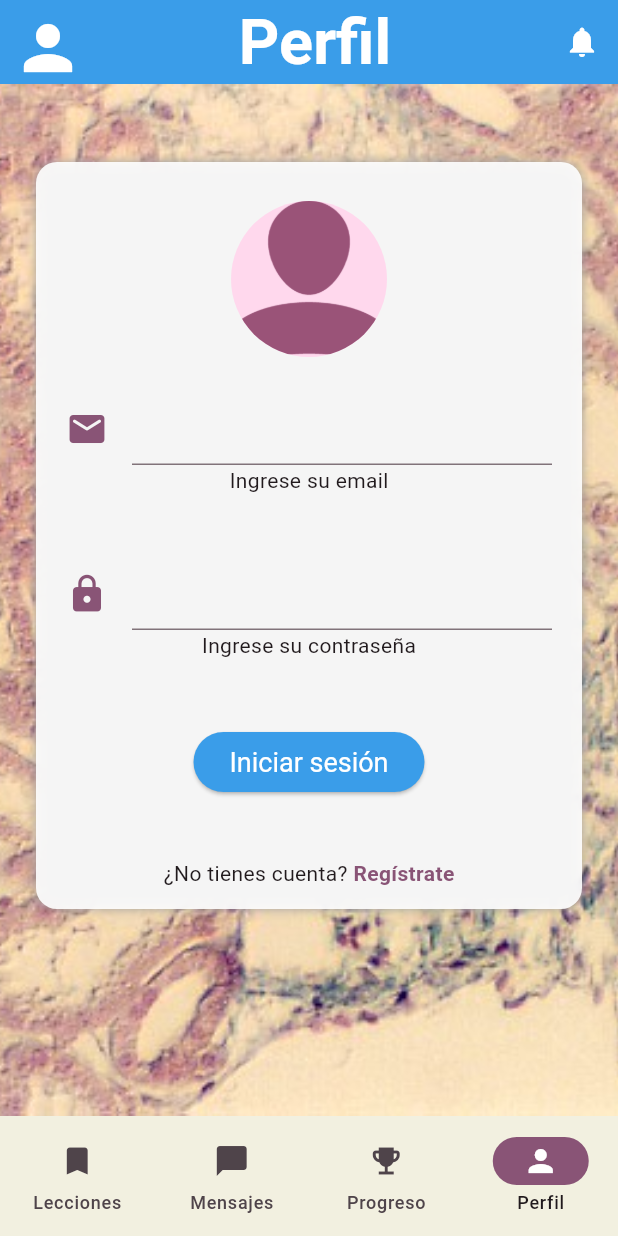
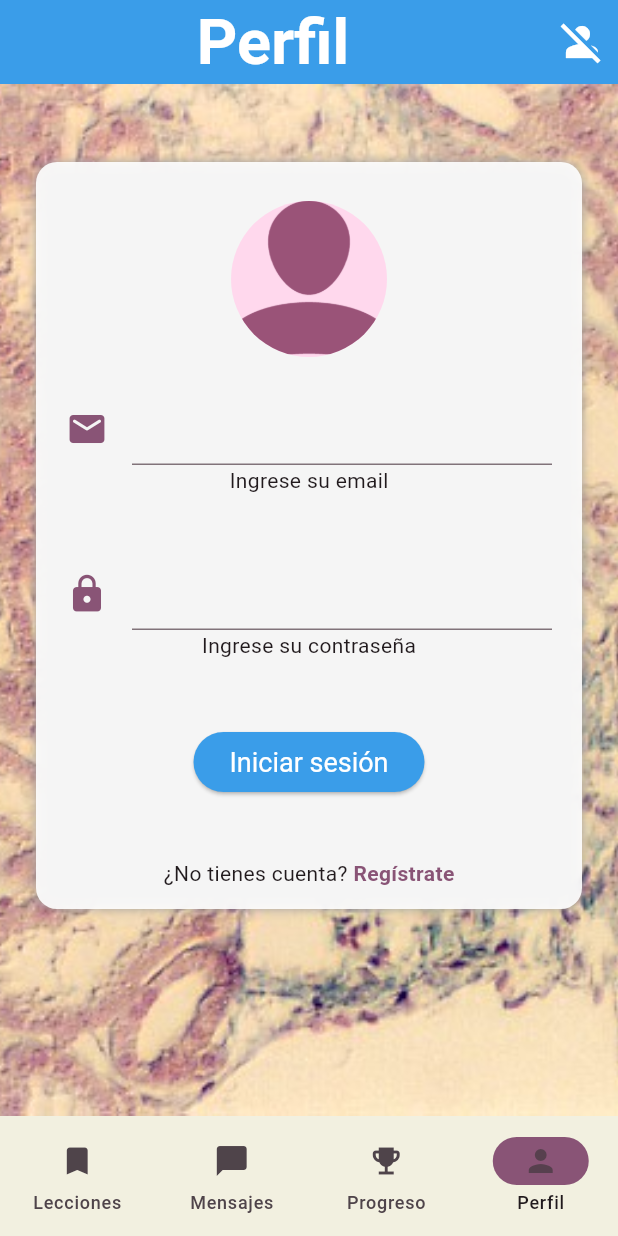
Before and after one commit to rolandomontero/histology, a Flutter app: the LoginScreen screen opened directly, on a phone screen of 412 x 824 dp. Run offline on Flutter 3.47's test engine with Material 3 defaults, Android fonts, the phone set to English and light mode, and no system bars; our stand-ins replace flutter_masked_text2, google_fonts, image_picker, webview_flutter; Roboto replaces fonts that are missing (Acme).

Commit message:
Navegación actualizada

```diff
--- a/lib/login_sign/screen/loginscreen.dart
+++ b/lib/login_sign/screen/loginscreen.dart
@@ -20,27 +20,21 @@ class _LoginScreenState extends State<LoginScreen> {
   final TextEditingController emailController = TextEditingController();
   final TextEditingController passwordController = TextEditingController();
   bool isLoading = false;
+  final bool registrado = false;
 
   @override
   void dispose() {
     super.dispose();
     emailController.dispose();
     passwordController.dispose();
+
   }
 
   @override
   Widget build(BuildContext context) {
     return Scaffold(
       appBar: AppBar(
-        leading: IconButton(
-          icon: const Icon(
-            Icons.person,
-            color: Colors.white,
-            size: 48.0,
-          ),
-          alignment: Alignment.topLeft,
-          onPressed: () {},
-        ),
+        automaticallyImplyLeading: false,
         backgroundColor: const Color(0xFF3A9DE9),
         title: Center(
           child: Text(
@@ -54,9 +48,10 @@ class _LoginScreenState extends State<LoginScreen> {
         ),
         actions: [
           IconButton(
-            icon: const Icon(
-              Icons.notifications,
+            icon:  Icon(registrado ?
+              Icons.person: Icons.person_off,
               color: Colors.white,
+              size: 32,
             ),
             onPressed: () {},
           ),
@@ -113,8 +108,6 @@ class _LoginScreenState extends State<LoginScreen> {
         },
         indicatorColor: histologyBkcg,
         selectedIndex: currentPageIndex,
-        // selectedItemColor: Colors.black,
-        // unselectedItemColor: Colors.grey,
         backgroundColor: histologyColor,
         animationDuration: const Duration(milliseconds: 1000),
         destinations: const <Widget>[
@@ -135,10 +128,6 @@ class _LoginScreenState extends State<LoginScreen> {
             label: 'Progreso',
           ),
           NavigationDestination(
-            selectedIcon: Icon(
-              Icons.person,
-              color: Colors.white,
-            ),
             icon: Icon(Icons.person),
             label: 'Perfil',
           ),
--- a/lib/main.dart
+++ b/lib/main.dart
@@ -1,4 +1,5 @@
 import 'package:flutter/material.dart';
+import 'package:histology/Libro/screen_indice.dart';
 import 'package:histology/login_sign/screen/loginscreen.dart';
 import 'package:histology/web_view_container.dart';
 
@@ -24,6 +25,6 @@ class HistologyClass extends StatefulWidget {
 class _HistologyClassState extends State<HistologyClass> {
   @override
   Widget build(BuildContext context) {
-    return const LoginScreen();
+    return const ScreenIndice();
   }
 }
```
Also changed, not shown: lib/Libro/screen_indice.dart (+17 -3 lines), lib/login_sign/screen/signscreen.dart (+11 -13 lines), 1 other file.
